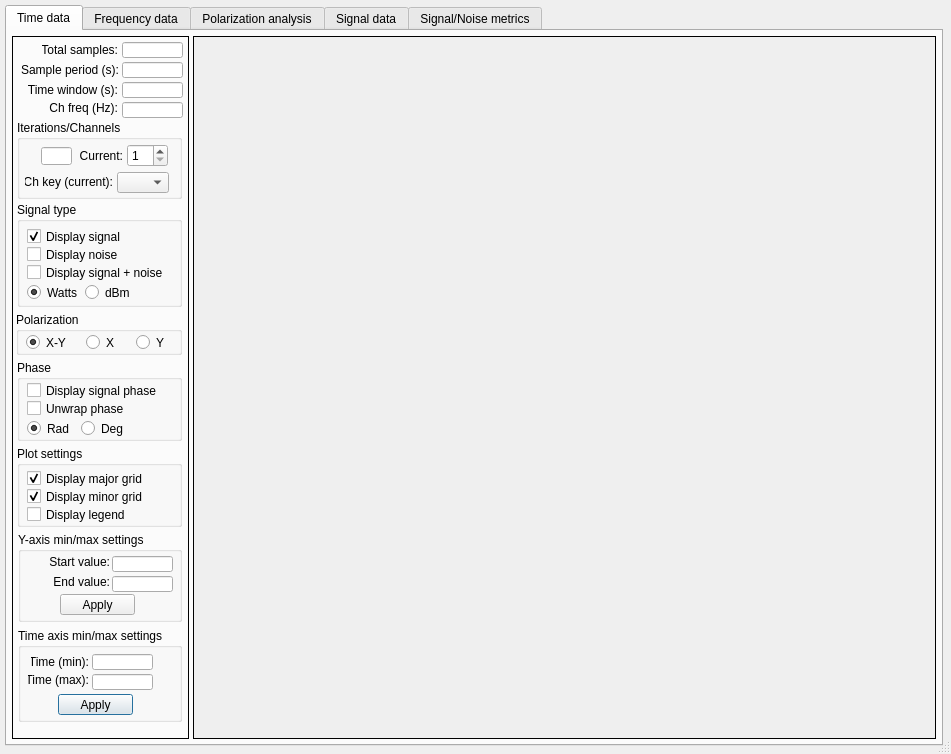
The window that source/syslab_gui_files/OpticalDataViewer.ui (marc-verreault/systemlab-design) describes before a commit, drawn with Qt 5.
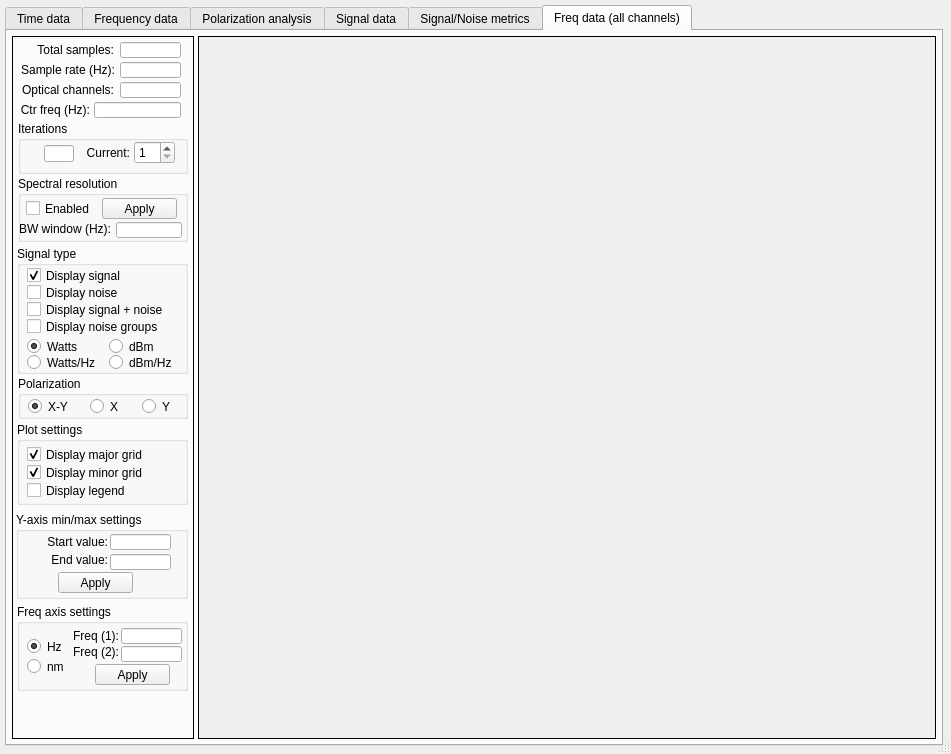
The same window after the commit. The open tabs and pages were chosen to show the change. Icons and pictures are not drawn.

Diff of the .ui file:
```diff
--- a/source/syslab_gui_files/OpticalDataViewer.ui
+++ b/source/syslab_gui_files/OpticalDataViewer.ui
@@ -117,9 +117,9 @@
          <widget class="QLabel" name="label">
           <property name="geometry">
            <rect>
-            <x>30</x>
+            <x>23</x>
             <y>6</y>
-            <width>76</width>
+            <width>83</width>
             <height>16</height>
            </rect>
           </property>
@@ -178,9 +178,9 @@
          <widget class="QLabel" name="label_7">
           <property name="geometry">
            <rect>
-            <x>16</x>
+            <x>12</x>
             <y>46</y>
-            <width>90</width>
+            <width>94</width>
             <height>16</height>
            </rect>
           </property>
@@ -200,7 +200,7 @@
             <x>5</x>
             <y>166</y>
             <width>165</width>
-            <height>105</height>
+            <height>96</height>
            </rect>
           </property>
           <property name="title">
@@ -210,7 +210,7 @@
            <property name="geometry">
             <rect>
              <x>10</x>
-             <y>26</y>
+             <y>24</y>
              <width>104</width>
              <height>17</height>
             </rect>
@@ -226,8 +226,8 @@
            <property name="geometry">
             <rect>
              <x>10</x>
-             <y>44</y>
-             <width>93</width>
+             <y>40</y>
+             <width>99</width>
              <height>17</height>
             </rect>
            </property>
@@ -239,8 +239,8 @@
            <property name="geometry">
             <rect>
              <x>10</x>
-             <y>62</y>
-             <width>139</width>
+             <y>56</y>
+             <width>145</width>
              <height>17</height>
             </rect>
            </property>
@@ -251,9 +251,9 @@
           <widget class="QRadioButton" name="radioButtonLog">
            <property name="geometry">
             <rect>
-             <x>68</x>
-             <y>82</y>
-             <width>46</width>
+             <x>88</x>
+             <y>76</y>
+             <width>52</width>
              <height>17</height>
             </rect>
            </property>
@@ -264,9 +264,9 @@
           <widget class="QRadioButton" name="radioButtonLinear">
            <property name="geometry">
             <rect>
-             <x>10</x>
-             <y>82</y>
-             <width>51</width>
+             <x>26</x>
+             <y>76</y>
+             <width>55</width>
              <height>17</height>
             </rect>
            </property>
@@ -293,9 +293,9 @@
           <widget class="QLabel" name="label_5">
            <property name="geometry">
             <rect>
-             <x>60</x>
+             <x>59</x>
              <y>28</y>
-             <width>46</width>
+             <width>47</width>
              <height>16</height>
             </rect>
            </property>
@@ -313,9 +313,9 @@
            <property name="geometry">
             <rect>
              <x>110</x>
-             <y>24</y>
+             <y>22</y>
              <width>41</width>
-             <height>23</height>
+             <height>26</height>
             </rect>
            </property>
            <property name="readOnly">
@@ -334,7 +334,7 @@
           <widget class="QLineEdit" name="totalIterationsTime">
            <property name="geometry">
             <rect>
-             <x>24</x>
+             <x>22</x>
              <y>27</y>
              <width>31</width>
              <height>18</height>
@@ -347,9 +347,9 @@
           <widget class="QLabel" name="label_10">
            <property name="geometry">
             <rect>
-             <x>8</x>
+             <x>4</x>
              <y>54</y>
-             <width>88</width>
+             <width>92</width>
              <height>16</height>
             </rect>
            </property>
@@ -393,9 +393,9 @@
           <property name="geometry">
            <rect>
             <x>5</x>
-            <y>410</y>
+            <y>374</y>
             <width>165</width>
-            <height>81</height>
+            <height>78</height>
            </rect>
           </property>
           <property name="title">
@@ -421,8 +421,8 @@
            <property name="geometry">
             <rect>
              <x>10</x>
-             <y>42</y>
-             <width>118</width>
+             <y>40</y>
+             <width>126</width>
              <height>17</height>
             </rect>
            </property>
@@ -437,8 +437,8 @@
            <property name="geometry">
             <rect>
              <x>10</x>
-             <y>60</y>
-             <width>100</width>
+             <y>56</y>
+             <width>108</width>
              <height>17</height>
             </rect>
            </property>
@@ -454,9 +454,9 @@
           <property name="geometry">
            <rect>
             <x>6</x>
-            <y>592</y>
+            <y>548</y>
             <width>164</width>
-            <height>94</height>
+            <height>92</height>
            </rect>
           </property>
           <property name="title">
@@ -465,7 +465,7 @@
           <widget class="QLineEdit" name="minTime">
            <property name="geometry">
             <rect>
-             <x>74</x>
+             <x>94</x>
              <y>26</y>
              <width>61</width>
              <height>16</height>
@@ -475,7 +475,7 @@
           <widget class="QLineEdit" name="maxTime">
            <property name="geometry">
             <rect>
-             <x>74</x>
+             <x>94</x>
              <y>46</y>
              <width>61</width>
              <height>16</height>
@@ -485,9 +485,9 @@
           <widget class="QLabel" name="label_8">
            <property name="geometry">
             <rect>
-             <x>13</x>
+             <x>22</x>
              <y>24</y>
-             <width>58</width>
+             <width>68</width>
              <height>20</height>
             </rect>
            </property>
@@ -501,9 +501,9 @@
           <widget class="QLabel" name="label_9">
            <property name="geometry">
             <rect>
-             <x>10</x>
+             <x>23</x>
              <y>42</y>
-             <width>61</width>
+             <width>68</width>
              <height>20</height>
             </rect>
            </property>
@@ -531,47 +531,47 @@
          <widget class="QGroupBox" name="groupBox_9">
           <property name="geometry">
            <rect>
-            <x>5</x>
-            <y>324</y>
-            <width>165</width>
-            <height>81</height>
+            <x>4</x>
+            <y>312</y>
+            <width>166</width>
+            <height>58</height>
            </rect>
           </property>
           <property name="title">
-           <string>Phase</string>
+           <string>Optical phase (X-Y pol)</string>
           </property>
           <widget class="QCheckBox" name="unwrapPhaseCheckBox">
            <property name="geometry">
             <rect>
-             <x>10</x>
-             <y>40</y>
-             <width>106</width>
+             <x>14</x>
+             <y>38</y>
+             <width>70</width>
              <height>17</height>
             </rect>
            </property>
            <property name="text">
-            <string>Unwrap phase</string>
+            <string>Unwrap</string>
            </property>
           </widget>
           <widget class="QCheckBox" name="sigPhaseCheckBox">
            <property name="geometry">
             <rect>
-             <x>10</x>
+             <x>14</x>
              <y>22</y>
-             <width>131</width>
+             <width>69</width>
              <height>17</height>
             </rect>
            </property>
            <property name="text">
-            <string>Display signal phase</string>
+            <string>Display</string>
            </property>
           </widget>
           <widget class="QRadioButton" name="radioButtonDeg">
            <property name="geometry">
             <rect>
-             <x>64</x>
-             <y>60</y>
-             <width>44</width>
+             <x>98</x>
+             <y>38</y>
+             <width>53</width>
              <height>17</height>
             </rect>
            </property>
@@ -582,9 +582,9 @@
           <widget class="QRadioButton" name="radioButtonRad">
            <property name="geometry">
             <rect>
-             <x>10</x>
-             <y>60</y>
-             <width>44</width>
+             <x>98</x>
+             <y>22</y>
+             <width>52</width>
              <height>17</height>
             </rect>
            </property>
@@ -600,7 +600,7 @@
           <property name="geometry">
            <rect>
             <x>4</x>
-            <y>276</y>
+            <y>266</y>
             <width>166</width>
             <height>43</height>
            </rect>
@@ -611,9 +611,9 @@
           <widget class="QRadioButton" name="radioButtonPolXY">
            <property name="geometry">
             <rect>
-             <x>10</x>
+             <x>16</x>
              <y>22</y>
-             <width>51</width>
+             <width>50</width>
              <height>17</height>
             </rect>
            </property>
@@ -627,9 +627,9 @@
           <widget class="QRadioButton" name="radioButtonPolX">
            <property name="geometry">
             <rect>
-             <x>70</x>
+             <x>74</x>
              <y>22</y>
-             <width>32</width>
+             <width>34</width>
              <height>17</height>
             </rect>
            </property>
@@ -643,9 +643,9 @@
           <widget class="QRadioButton" name="radioButtonPolY">
            <property name="geometry">
             <rect>
-             <x>120</x>
+             <x>124</x>
              <y>22</y>
-             <width>32</width>
+             <width>36</width>
              <height>17</height>
             </rect>
            </property>
@@ -661,9 +661,9 @@
           <property name="geometry">
            <rect>
             <x>6</x>
-            <y>496</y>
+            <y>456</y>
             <width>164</width>
-            <height>90</height>
+            <height>88</height>
            </rect>
           </property>
           <property name="title">
@@ -738,9 +738,9 @@
          <widget class="QLineEdit" name="opticalChTime">
           <property name="geometry">
            <rect>
-            <x>110</x>
+            <x>93</x>
             <y>66</y>
-            <width>61</width>
+            <width>78</width>
             <height>16</height>
            </rect>
           </property>
@@ -751,9 +751,9 @@
          <widget class="QLabel" name="label_77">
           <property name="geometry">
            <rect>
-            <x>16</x>
+            <x>12</x>
             <y>64</y>
-            <width>90</width>
+            <width>77</width>
             <height>16</height>
            </rect>
           </property>
@@ -4233,6 +4233,765 @@
        </widget>
       </widget>
      </widget>
+     <widget class="QWidget" name="tab_channels">
+      <attribute name="title">
+       <string>Freq data (all channels)</string>
+      </attribute>
+      <layout class="QGridLayout" name="gridLayout_6">
+       <property name="leftMargin">
+        <number>5</number>
+       </property>
+       <property name="topMargin">
+        <number>5</number>
+       </property>
+       <property name="rightMargin">
+        <number>5</number>
+       </property>
+       <property name="bottomMargin">
+        <number>5</number>
+       </property>
+       <property name="horizontalSpacing">
+        <number>4</number>
+       </property>
+       <item row="0" column="0">
+        <widget class="QFrame" name="dataFrameAllCh">
+         <property name="sizePolicy">
+          <sizepolicy hsizetype="Fixed" vsizetype="MinimumExpanding">
+           <horstretch>0</horstretch>
+           <verstretch>0</verstretch>
+          </sizepolicy>
+         </property>
+         <property name="minimumSize">
+          <size>
+           <width>182</width>
+           <height>300</height>
+          </size>
+         </property>
+         <property name="autoFillBackground">
+          <bool>false</bool>
+         </property>
+         <property name="frameShape">
+          <enum>QFrame::Box</enum>
+         </property>
+         <property name="frameShadow">
+          <enum>QFrame::Plain</enum>
+         </property>
+         <widget class="QLabel" name="label_65">
+          <property name="geometry">
+           <rect>
+            <x>20</x>
+            <y>6</y>
+            <width>82</width>
+            <height>16</height>
+           </rect>
+          </property>
+          <property name="text">
+           <string>Total samples:</string>
+          </property>
+          <property name="alignment">
+           <set>Qt::AlignRight|Qt::AlignTrailing|Qt::AlignVCenter</set>
+          </property>
+         </widget>
+         <widget class="QLineEdit" name="totalSamplesAllCh">
+          <property name="geometry">
+           <rect>
+            <x>108</x>
+            <y>6</y>
+            <width>61</width>
+            <height>16</height>
+           </rect>
+          </property>
+          <property name="readOnly">
+           <bool>true</bool>
+          </property>
+         </widget>
+         <widget class="QLineEdit" name="samplingRateAllCh">
+          <property name="geometry">
+           <rect>
+            <x>108</x>
+            <y>26</y>
+            <width>61</width>
+            <height>16</height>
+           </rect>
+          </property>
+          <property name="readOnly">
+           <bool>true</bool>
+          </property>
+         </widget>
+         <widget class="QLabel" name="label_66">
+          <property name="geometry">
+           <rect>
+            <x>8</x>
+            <y>26</y>
+            <width>95</width>
+            <height>16</height>
+           </rect>
+          </property>
+          <property name="text">
+           <string>Sample rate (Hz):</string>
+          </property>
+          <property name="alignment">
+           <set>Qt::AlignRight|Qt::AlignTrailing|Qt::AlignVCenter</set>
+          </property>
+         </widget>
+         <widget class="QGroupBox" name="groupBox_40">
+          <property name="geometry">
+           <rect>
+            <x>5</x>
+            <y>210</y>
+            <width>171</width>
+            <height>128</height>
+           </rect>
+          </property>
+          <property name="title">
+           <string>Signal type</string>
+          </property>
+          <widget class="QCheckBox" name="signalCheckBoxAllCh">
+           <property name="geometry">
+            <rect>
+             <x>10</x>
+             <y>21</y>
+             <width>102</width>
+             <height>17</height>
+            </rect>
+           </property>
+           <property name="text">
+            <string>Display signal</string>
+           </property>
+           <property name="checked">
+            <bool>true</bool>
+           </property>
+          </widget>
+          <widget class="QCheckBox" name="noiseCheckBoxAllCh">
+           <property name="geometry">
+            <rect>
+             <x>10</x>
+             <y>38</y>
+             <width>105</width>
+             <height>17</height>
+            </rect>
+           </property>
+           <property name="text">
+            <string>Display noise</string>
+           </property>
+          </widget>
+          <widget class="QCheckBox" name="sigandnoiseCheckBoxAllCh">
+           <property name="geometry">
+            <rect>
+             <x>10</x>
+             <y>55</y>
+             <width>148</width>
+             <height>17</height>
+            </rect>
+           </property>
+           <property name="text">
+            <string>Display signal + noise</string>
+           </property>
+          </widget>
+          <widget class="QRadioButton" name="radioButtonLinearAllCh">
+           <property name="geometry">
+            <rect>
+             <x>10</x>
+             <y>92</y>
+             <width>55</width>
+             <height>17</height>
+            </rect>
+           </property>
+           <property name="text">
+            <string>Watts</string>
+           </property>
+           <property name="checked">
+            <bool>true</bool>
+           </property>
+          </widget>
+          <widget class="QRadioButton" name="radioButtonLogAllCh">
+           <property name="geometry">
+            <rect>
+             <x>92</x>
+             <y>92</y>
+             <width>52</width>
+             <height>17</height>
+            </rect>
+           </property>
+           <property name="text">
+            <string>dBm</string>
+           </property>
+          </widget>
+          <widget class="QRadioButton" name="radioButtonLinearSpectralAllCh">
+           <property name="geometry">
+            <rect>
+             <x>10</x>
+             <y>108</y>
+             <width>73</width>
+             <height>17</height>
+            </rect>
+           </property>
+           <property name="text">
+            <string>Watts/Hz</string>
+           </property>
+           <property name="checked">
+            <bool>false</bool>
+           </property>
+          </widget>
+          <widget class="QRadioButton" name="radioButtonLogSpectralAllCh">
+           <property name="geometry">
+            <rect>
+             <x>92</x>
+             <y>108</y>
+             <width>74</width>
+             <height>17</height>
+            </rect>
+           </property>
+           <property name="text">
+            <string>dBm/Hz</string>
+           </property>
+           <property name="checked">
+            <bool>false</bool>
+           </property>
+          </widget>
+          <widget class="QCheckBox" name="noisegroupCheckBoxAllCh">
+           <property name="geometry">
+            <rect>
+             <x>10</x>
+             <y>72</y>
+             <width>144</width>
+             <height>17</height>
+            </rect>
+           </property>
+           <property name="text">
+            <string>Display noise groups</string>
+           </property>
+          </widget>
+         </widget>
+         <widget class="QGroupBox" name="groupBox_41">
+          <property name="geometry">
+           <rect>
+            <x>6</x>
+            <y>85</y>
+            <width>170</width>
+            <height>53</height>
+           </rect>
+          </property>
+          <property name="title">
+           <string>Iterations</string>
+          </property>
+          <widget class="QLabel" name="label_71">
+           <property name="geometry">
+            <rect>
+             <x>59</x>
+             <y>24</y>
+             <width>53</width>
+             <height>16</height>
+            </rect>
+           </property>
+           <property name="text">
+            <string>Current:</string>
+           </property>
+           <property name="alignment">
+            <set>Qt::AlignRight|Qt::AlignTrailing|Qt::AlignVCenter</set>
+           </property>
+          </widget>
+          <widget class="QSpinBox" name="spinBoxAllCh">
+           <property name="geometry">
+            <rect>
+             <x>116</x>
+             <y>20</y>
+             <width>41</width>
+             <height>23</height>
+            </rect>
+           </property>
+           <property name="readOnly">
+            <bool>false</bool>
+           </property>
+           <property name="suffix">
+            <string/>
+           </property>
+           <property name="minimum">
+            <number>1</number>
+           </property>
+           <property name="maximum">
+            <number>100</number>
+           </property>
+          </widget>
+          <widget class="QLineEdit" name="totalIterationsAllCh">
+           <property name="geometry">
+            <rect>
+             <x>26</x>
+             <y>24</y>
+             <width>30</width>
+             <height>17</height>
+            </rect>
+           </property>
+           <property name="readOnly">
+            <bool>true</bool>
+           </property>
+          </widget>
+         </widget>
+         <widget class="QGroupBox" name="groupBox_42">
+          <property name="geometry">
+           <rect>
+            <x>5</x>
+            <y>386</y>
+            <width>171</width>
+            <height>83</height>
+           </rect>
+          </property>
+          <property name="title">
+           <string>Plot settings</string>
+          </property>
+          <widget class="QCheckBox" name="checkBoxMajorGridAllCh">
+           <property name="geometry">
+            <rect>
+             <x>10</x>
+             <y>24</y>
+             <width>124</width>
+             <height>17</height>
+            </rect>
+           </property>
+           <property name="text">
+            <string>Display major grid</string>
+           </property>
+           <property name="checked">
+            <bool>true</bool>
+           </property>
+          </widget>
+          <widget class="QCheckBox" name="checkBoxMinorGridAllCh">
+           <property name="geometry">
+            <rect>
+             <x>10</x>
+             <y>42</y>
+             <width>127</width>
+             <height>17</height>
+            </rect>
+           </property>
+           <property name="text">
+            <string>Display minor grid</string>
+           </property>
+           <property name="checked">
+            <bool>true</bool>
+           </property>
+          </widget>
+          <widget class="QCheckBox" name="checkBoxLegendAllCh">
+           <property name="geometry">
+            <rect>
+             <x>10</x>
+             <y>60</y>
+             <width>113</width>
+             <height>17</height>
+            </rect>
+           </property>
+           <property name="text">
+            <string>Display legend</string>
+           </property>
+          </widget>
+         </widget>
+         <widget class="QGroupBox" name="groupBox_43">
+          <property name="geometry">
+           <rect>
+            <x>5</x>
+            <y>568</y>
+            <width>171</width>
+            <height>87</height>
+           </rect>
+          </property>
+          <property name="title">
+           <string>Freq axis settings</string>
+          </property>
+          <widget class="QLineEdit" name="minFreqAllCh">
+           <property name="geometry">
+            <rect>
+             <x>104</x>
+             <y>24</y>
+             <width>61</width>
+             <height>16</height>
+            </rect>
+           </property>
+          </widget>
+          <widget class="QLineEdit" name="maxFreqAllCh">
+           <property name="geometry">
+            <rect>
+             <x>104</x>
+             <y>42</y>
+             <width>61</width>
+             <height>16</height>
+            </rect>
+           </property>
+          </widget>
+          <widget class="QLabel" name="label_82">
+           <property name="geometry">
+            <rect>
+             <x>50</x>
+             <y>22</y>
+             <width>52</width>
+             <height>20</height>
+            </rect>
+           </property>
+           <property name="text">
+            <string>Freq (1):</string>
+           </property>
+           <property name="alignment">
+            <set>Qt::AlignRight|Qt::AlignTrailing|Qt::AlignVCenter</set>
+           </property>
+          </widget>
+          <widget class="QLabel" name="label_83">
+           <property name="geometry">
+            <rect>
+             <x>51</x>
+             <y>38</y>
+             <width>51</width>
+             <height>20</height>
+            </rect>
+           </property>
+           <property name="text">
+            <string>Freq (2):</string>
+           </property>
+           <property name="alignment">
+            <set>Qt::AlignRight|Qt::AlignTrailing|Qt::AlignVCenter</set>
+           </property>
+          </widget>
+          <widget class="QPushButton" name="actionAllChWindow">
+           <property name="geometry">
+            <rect>
+             <x>78</x>
+             <y>60</y>
+             <width>75</width>
+             <height>21</height>
+            </rect>
+           </property>
+           <property name="text">
+            <string>Apply</string>
+           </property>
+          </widget>
+          <widget class="QRadioButton" name="radioButtonHzAllCh">
+           <property name="geometry">
+            <rect>
+             <x>10</x>
+             <y>34</y>
+             <width>45</width>
+             <height>17</height>
+            </rect>
+           </property>
+           <property name="text">
+            <string>Hz</string>
+           </property>
+           <property name="checked">
+            <bool>true</bool>
+           </property>
+          </widget>
+          <widget class="QRadioButton" name="radioButtonNmAllCh">
+           <property name="geometry">
+            <rect>
+             <x>10</x>
+             <y>54</y>
+             <width>46</width>
+             <height>17</height>
+            </rect>
+           </property>
+           <property name="text">
+            <string>nm</string>
+           </property>
+           <property name="checked">
+            <bool>false</bool>
+           </property>
+          </widget>
+         </widget>
+         <widget class="QLineEdit" name="numberOptChannelsAllCh">
+          <property name="geometry">
+           <rect>
+            <x>108</x>
+            <y>46</y>
+            <width>61</width>
+            <height>16</height>
+           </rect>
+          </property>
+          <property name="readOnly">
+           <bool>true</bool>
+          </property>
+         </widget>
+         <widget class="QLabel" name="label_84">
+          <property name="geometry">
+           <rect>
+            <x>4</x>
+            <y>46</y>
+            <width>98</width>
+            <height>16</height>
+           </rect>
+          </property>
+          <property name="text">
+           <string>Optical channels:</string>
+          </property>
+          <property name="alignment">
+           <set>Qt::AlignRight|Qt::AlignTrailing|Qt::AlignVCenter</set>
+          </property>
+         </widget>
+         <widget class="QLabel" name="label_85">
+          <property name="geometry">
+           <rect>
+            <x>6</x>
+            <y>66</y>
+            <width>72</width>
+            <height>16</height>
+           </rect>
+          </property>
+          <property name="text">
+           <string>Ctr freq (Hz):</string>
+          </property>
+          <property name="alignment">
+           <set>Qt::AlignRight|Qt::AlignTrailing|Qt::AlignVCenter</set>
+          </property>
+         </widget>
+         <widget class="QLineEdit" name="opticalCtrFreq">
+          <property name="geometry">
+           <rect>
+            <x>82</x>
+            <y>66</y>
+            <width>87</width>
+            <height>16</height>
+           </rect>
+          </property>
+          <property name="readOnly">
+           <bool>true</bool>
+          </property>
+         </widget>
+         <widget class="QGroupBox" name="groupBox_44">
+          <property name="geometry">
+           <rect>
+            <x>6</x>
+            <y>340</y>
+            <width>170</width>
+            <height>43</height>
+           </rect>
+          </property>
+          <property name="title">
+           <string>Polarization</string>
+          </property>
+          <widget class="QRadioButton" name="radioButtonPolXYAllCh">
+           <property name="geometry">
+            <rect>
+             <x>10</x>
+             <y>22</y>
+             <width>51</width>
+             <height>17</height>
+            </rect>
+           </property>
+           <property name="text">
+            <string>X-Y</string>
+           </property>
+           <property name="checked">
+            <bool>true</bool>
+           </property>
+          </widget>
+          <widget class="QRadioButton" name="radioButtonPolXAllCh">
+           <property name="geometry">
+            <rect>
+             <x>72</x>
+             <y>22</y>
+             <width>39</width>
+             <height>17</height>
+            </rect>
+           </property>
+           <property name="text">
+            <string>X</string>
+           </property>
+           <property name="checked">
+            <bool>false</bool>
+           </property>
+          </widget>
+          <widget class="QRadioButton" name="radioButtonPolYAllCh">
+           <property name="geometry">
+            <rect>
+             <x>124</x>
+             <y>22</y>
+             <width>39</width>
+             <height>17</height>
+            </rect>
+           </property>
+           <property name="text">
+            <string>Y</string>
+           </property>
+           <property name="checked">
+            <bool>false</bool>
+           </property>
+          </widget>
+         </widget>
+         <widget class="QGroupBox" name="groupBox_45">
+          <property name="geometry">
+           <rect>
+            <x>6</x>
+            <y>140</y>
+            <width>170</width>
+            <height>66</height>
+           </rect>
+          </property>
+          <property name="title">
+           <string>Spectral resolution</string>
+          </property>
+          <widget class="QLabel" name="label_86">
+           <property name="geometry">
+            <rect>
+             <x>2</x>
+             <y>42</y>
+             <width>91</width>
+             <height>21</height>
+            </rect>
+           </property>
+           <property name="text">
+            <string>  BW window (Hz):</string>
+           </property>
+           <property name="alignment">
+            <set>Qt::AlignRight|Qt::AlignTrailing|Qt::AlignVCenter</set>
+           </property>
+          </widget>
+          <widget class="QLineEdit" name="spectralResolutionAllCh">
+           <property name="geometry">
+            <rect>
+             <x>98</x>
+             <y>46</y>
+             <width>66</width>
+             <height>16</height>
+            </rect>
+           </property>
+          </widget>
+          <widget class="QCheckBox" name="signalCheckBoxEnableResolutionAllCh">
+           <property name="geometry">
+            <rect>
+             <x>8</x>
+             <y>24</y>
+             <width>72</width>
+             <height>17</height>
+            </rect>
+           </property>
+           <property name="text">
+            <string>Enabled</string>
+           </property>
+           <property name="checked">
+            <bool>false</bool>
+           </property>
+          </widget>
+          <widget class="QPushButton" name="actionResolutionWindowAllCh">
+           <property name="geometry">
+            <rect>
+             <x>84</x>
+             <y>22</y>
+             <width>75</width>
+             <height>21</height>
+            </rect>
+           </property>
+           <property name="text">
+            <string>Apply</string>
+           </property>
+          </widget>
+         </widget>
+         <widget class="QGroupBox" name="groupBox_46">
+          <property name="geometry">
+           <rect>
+            <x>4</x>
+            <y>476</y>
+            <width>172</width>
+            <height>87</height>
+           </rect>
+          </property>
+          <property name="title">
+           <string>Y-axis min/max settings</string>
+          </property>
+          <widget class="QLineEdit" name="startYAxisAllCh">
+           <property name="geometry">
+            <rect>
+             <x>94</x>
+             <y>22</y>
+             <width>61</width>
+             <height>16</height>
+            </rect>
+           </property>
+          </widget>
+          <widget class="QLineEdit" name="endYAxisAllCh">
+           <property name="geometry">
+            <rect>
+             <x>94</x>
+             <y>42</y>
+             <width>61</width>
+             <height>16</height>
+            </rect>
+           </property>
+          </widget>
+          <widget class="QLabel" name="label_87">
+           <property name="geometry">
+            <rect>
+             <x>19</x>
+             <y>20</y>
+             <width>73</width>
+             <height>20</height>
+            </rect>
+           </property>
+           <property name="text">
+            <string>Start value:</string>
+           </property>
+           <property name="alignment">
+            <set>Qt::AlignRight|Qt::AlignTrailing|Qt::AlignVCenter</set>
+           </property>
+          </widget>
+          <widget class="QLabel" name="label_88">
+           <property name="geometry">
+            <rect>
+             <x>16</x>
+             <y>38</y>
+             <width>76</width>
+             <height>20</height>
+            </rect>
+           </property>
+           <property name="text">
+            <string>End value:</string>
+           </property>
+           <property name="alignment">
+            <set>Qt::AlignRight|Qt::AlignTrailing|Qt::AlignVCenter</set>
+           </property>
+          </widget>
+          <widget class="QPushButton" name="actionWindowYAxisAllCh">
+           <property name="geometry">
+            <rect>
+             <x>42</x>
+             <y>60</y>
+             <width>75</width>
+             <height>21</height>
+            </rect>
+           </property>
+           <property name="text">
+            <string>Apply</string>
+           </property>
+          </widget>
+         </widget>
+        </widget>
+       </item>
+       <item row="0" column="1">
+        <widget class="QFrame" name="graphFrameAllCh">
+         <property name="sizePolicy">
+          <sizepolicy hsizetype="Expanding" vsizetype="Expanding">
+           <horstretch>0</horstretch>
+           <verstretch>0</verstretch>
+          </sizepolicy>
+         </property>
+         <property name="layoutDirection">
+          <enum>Qt::LeftToRight</enum>
+         </property>
+         <property name="autoFillBackground">
+          <bool>true</bool>
+         </property>
+         <property name="frameShape">
+          <enum>QFrame::Box</enum>
+         </property>
+         <property name="frameShadow">
+          <enum>QFrame::Plain</enum>
+         </property>
+         <property name="lineWidth">
+          <number>1</number>
+         </property>
+         <property name="midLineWidth">
+          <number>1</number>
+         </property>
+        </widget>
+       </item>
+      </layout>
+     </widget>
     </widget>
    </item>
   </layout>
```
Left out of the diff: 200 changed lines with no effect on the pictures.
